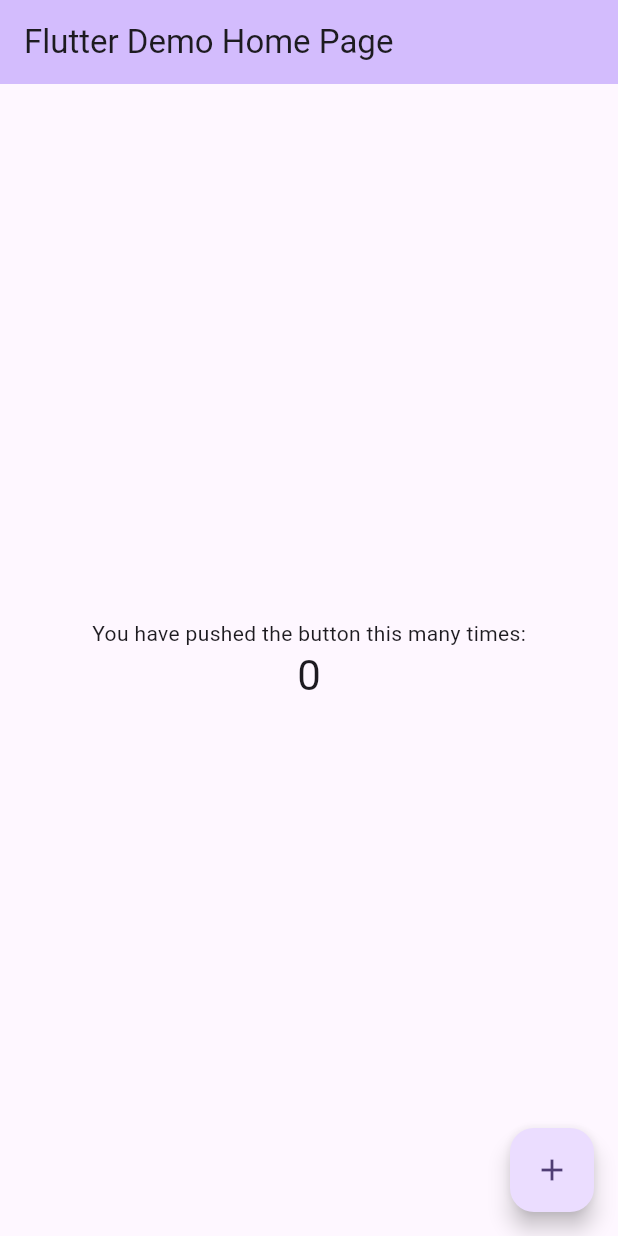
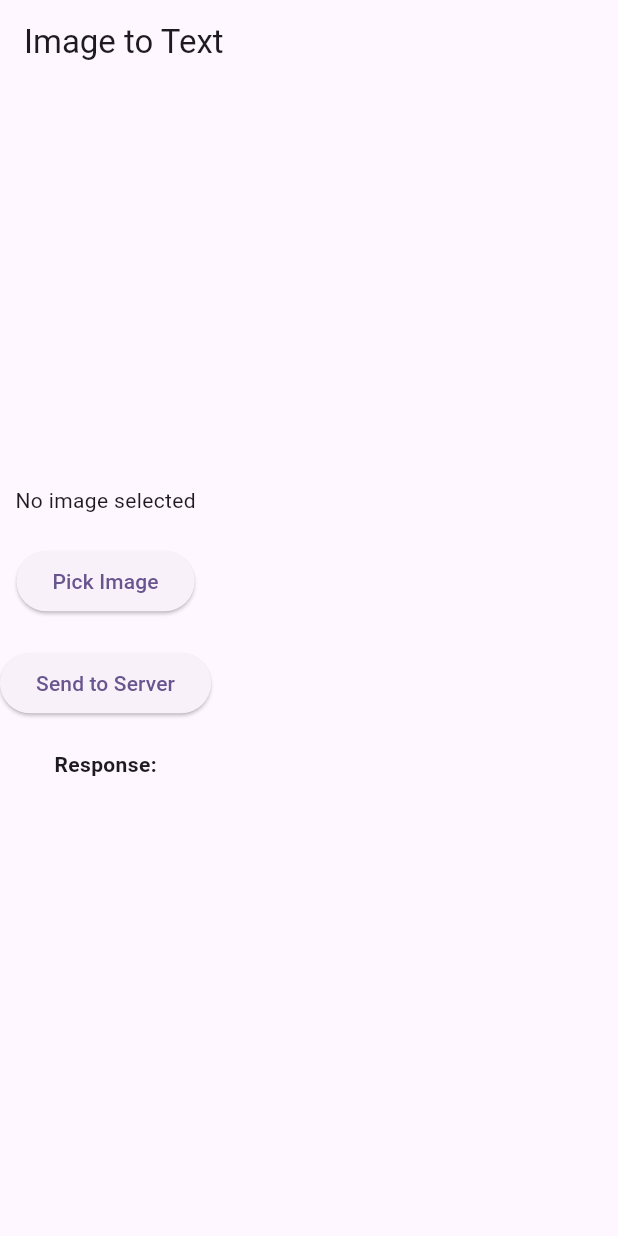
Before and after one commit to GauSampada/App-GauSampada, a Flutter app: the screen it shows after launch, on a phone screen of 412 x 824 dp. Run offline on Flutter 3.47's test engine with Material 3 defaults, Android fonts, the phone set to English and light mode, and no system bars; our stand-ins replace image_picker.

Commit message:
feat: ai

```diff
--- /dev/null
+++ b/lib/app/provider/ai_provider.dart
@@ -0,0 +1,25 @@
+import 'dart:convert';
+
+import 'package:http/http.dart' as http;
+
+class AiProvider {
+  String _imageTextResponse = "";
+  String get imageTextResponse => _imageTextResponse;
+
+  Future<void> getImageTextResponse({
+    required String prompt,
+    required String imageBase64,
+  }) async {
+    final response = await http.post(
+      Uri.parse("http://10.0.43.124:5000/image_to_text"),
+      headers: {"Content-Type": "application/json"},
+      body: jsonEncode({"image_base64": imageBase64}),
+    );
+
+    if (response.statusCode == 200) {
+      _imageTextResponse = jsonDecode(response.body)['result'];
+    } else {
+      _imageTextResponse = "Error: Unable to process image";
+    }
+  }
+}
--- a/lib/main.dart
+++ b/lib/main.dart
@@ -1,4 +1,6 @@
 import 'package:flutter/material.dart';
+
+import 'screens/DiseasePrediction/disease_prediction.dart';
 
 void main() {
   runApp(const MyApp());
@@ -11,115 +13,11 @@
   @override
   Widget build(BuildContext context) {
     return MaterialApp(
-      title: 'Flutter Demo',
-      theme: ThemeData(
-        // This is the theme of your application.
-        //
-        // TRY THIS: Try running your application with "flutter run". You'll see
-        // the application has a purple toolbar. Then, without quitting the app,
-        // try changing the seedColor in the colorScheme below to Colors.green
-        // and then invoke "hot reload" (save your changes or press the "hot
-        // reload" button in a Flutter-supported IDE, or press "r" if you used
-        // the command line to start the app).
-        //
-        // Notice that the counter didn't reset back to zero; the application
-        // state is not lost during the reload. To reset the state, use hot
-        // restart instead.
-        //
-        // This works for code too, not just values: Most code changes can be
-        // tested with just a hot reload.
-        colorScheme: ColorScheme.fromSeed(seedColor: Colors.deepPurple),
-        useMaterial3: true,
-      ),
-      home: const MyHomePage(title: 'Flutter Demo Home Page'),
-    );
+        title: 'GauSampada',
+        theme: ThemeData(
+          colorScheme: ColorScheme.fromSeed(seedColor: Colors.deepPurple),
+          useMaterial3: true,
+        ),
+        home: const DiseasePrediction());
   }
 }
-
-class MyHomePage extends StatefulWidget {
-  const MyHomePage({super.key, required this.title});
-
-  // This widget is the home page of your application. It is stateful, meaning
-  // that it has a State object (defined below) that contains fields that affect
-  // how it looks.
-
-  // This class is the configuration for the state. It holds the values (in this
-  // case the title) provided by the parent (in this case the App widget) and
-  // used by the build method of the State. Fields in a Widget subclass are
-  // always marked "final".
-
-  final String title;
-
-  @override
-  State<MyHomePage> createState() => _MyHomePageState();
-}
-
-class _MyHomePageState extends State<MyHomePage> {
-  int _counter = 0;
-
-  void _incrementCounter() {
-    setState(() {
-      // This call to setState tells the Flutter framework that something has
-      // changed in this State, which causes it to rerun the build method below
-      // so that the display can reflect the updated values. If we changed
-      // _counter without calling setState(), then the build method would not be
-      // called again, and so nothing would appear to happen.
-      _counter++;
-    });
-  }
-
-  @override
-  Widget build(BuildContext context) {
-    // This method is rerun every time setState is called, for instance as done
-    // by the _incrementCounter method above.
-    //
-    // The Flutter framework has been optimized to make rerunning build methods
-    // fast, so that you can just rebuild anything that needs updating rather
-    // than having to individually change instances of widgets.
-    return Scaffold(
-      appBar: AppBar(
-        // TRY THIS: Try changing the color here to a specific color (to
-        // Colors.amber, perhaps?) and trigger a hot reload to see the AppBar
-        // change color while the other colors stay the same.
-        backgroundColor: Theme.of(context).colorScheme.inversePrimary,
-        // Here we take the value from the MyHomePage object that was created by
-        // the App.build method, and use it to set our appbar title.
-        title: Text(widget.title),
-      ),
-      body: Center(
-        // Center is a layout widget. It takes a single child and positions it
-        // in the middle of the parent.
-        child: Column(
-          // Column is also a layout widget. It takes a list of children and
-          // arranges them vertically. By default, it sizes itself to fit its
-          // children horizontally, and tries to be as tall as its parent.
-          //
-          // Column has various properties to control how it sizes itself and
-          // how it positions its children. Here we use mainAxisAlignment to
-          // center the children vertically; the main axis here is the vertical
-          // axis because Columns are vertical (the cross axis would be
-          // horizontal).
-          //
-          // TRY THIS: Invoke "debug painting" (choose the "Toggle Debug Paint"
-          // action in the IDE, or press "p" in the console), to see the
-          // wireframe for each widget.
-          mainAxisAlignment: MainAxisAlignment.center,
-          children: <Widget>[
-            const Text(
-              'You have pushed the button this many times:',
-            ),
-            Text(
-              '$_counter',
-              style: Theme.of(context).textTheme.headlineMedium,
-            ),
-          ],
-        ),
-      ),
-      floatingActionButton: FloatingActionButton(
-        onPressed: _incrementCounter,
-        tooltip: 'Increment',
-        child: const Icon(Icons.add),
-      ), // This trailing comma makes auto-formatting nicer for build methods.
-    );
-  }
-}
--- /dev/null
+++ b/lib/screens/DiseasePrediction/disease_prediction.dart
@@ -0,0 +1,82 @@
+import 'dart:convert';
+import 'dart:io';
+
+import 'package:flutter/material.dart';
+import 'package:image_picker/image_picker.dart';
+
+class DiseasePrediction extends StatefulWidget {
+  const DiseasePrediction({super.key});
+
+  @override
+  State<DiseasePrediction> createState() => _DiseasePredictionState();
+}
+
+class _DiseasePredictionState extends State<DiseasePrediction> {
+  File? _image;
+  final String _responseText = "";
+  final ImagePicker _picker = ImagePicker();
+
+  Future<void> _pickImage() async {
+    final pickedFile = await _picker.pickImage(source: ImageSource.gallery);
+    if (pickedFile != null) {
+      setState(() {
+        _image = File(pickedFile.path);
+      });
+    }
+  }
+
+  Future<void> _sendImageToServer() async {
+    // if (_image == null) return;
+
+    // List<int> imageBytes = await _image!.readAsBytes();
+    // String base64Image = base64Encode(imageBytes);
+
+    // final response = await http.post(
+    //   Uri.parse("http://10.0.43.124:5000/image_to_text"),
+    //   headers: {"Content-Type": "application/json"},
+    //   body: jsonEncode({"image_base64": base64Image}),
+    // );
+
+    // if (response.statusCode == 200) {
+    //   setState(() {
+    //     _responseText = jsonDecode(response.body)['result'];
+    //   });
+    // } else {
+    //   setState(() {
+    //     _responseText = "Error: Unable to process image";
+    //   });
+    // }
+  }
+
+  @override
+  Widget build(BuildContext context) {
+    return Scaffold(
+      appBar: AppBar(title: const Text("Image to Text")),
+      body: Column(
+        mainAxisAlignment: MainAxisAlignment.center,
+        children: [
+          _image != null
+              ? Image.file(_image!, height: 200, width: 200, fit: BoxFit.cover)
+              : const Text("No image selected"),
+          const SizedBox(height: 20),
+          ElevatedButton(
+            onPressed: _pickImage,
+            child: const Text("Pick Image"),
+          ),
+          const SizedBox(height: 20),
+          ElevatedButton(
+            onPressed: _sendImageToServer,
+            child: const Text("Send to Server"),
+          ),
+          const SizedBox(height: 20),
+          const Text("Response:",
+              style: TextStyle(fontWeight: FontWeight.bold)),
+          Padding(
+            padding: const EdgeInsets.all(8.0),
+            child: Text(_responseText, textAlign: TextAlign.center),
+          ),
+        ],
+      ),
+    );
+  }
+}
--- a/pubspec.yaml
+++ b/pubspec.yaml
@@ -35,6 +35,8 @@ dependencies:
   # The following adds the Cupertino Icons font to your application.
   # Use with the CupertinoIcons class for iOS style icons.
   cupertino_icons: ^1.0.6
+  image_picker: ^1.1.2
+  http: ^1.3.0
 
 dev_dependencies:
   flutter_test:
```
Also changed, not shown: pubspec.lock, 5 other files.
